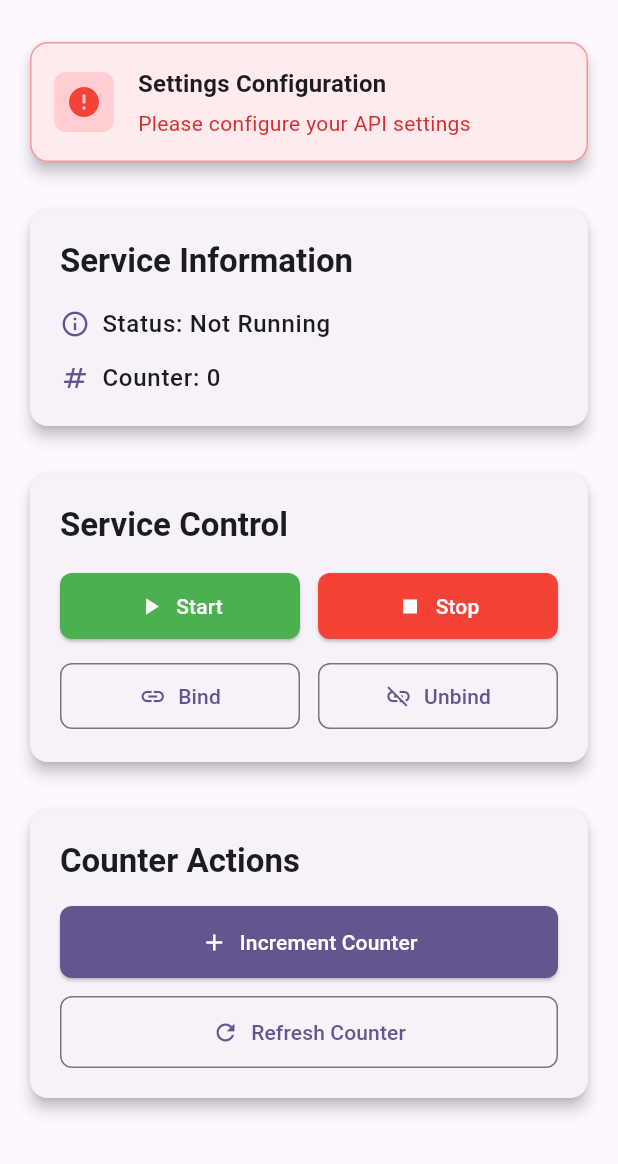
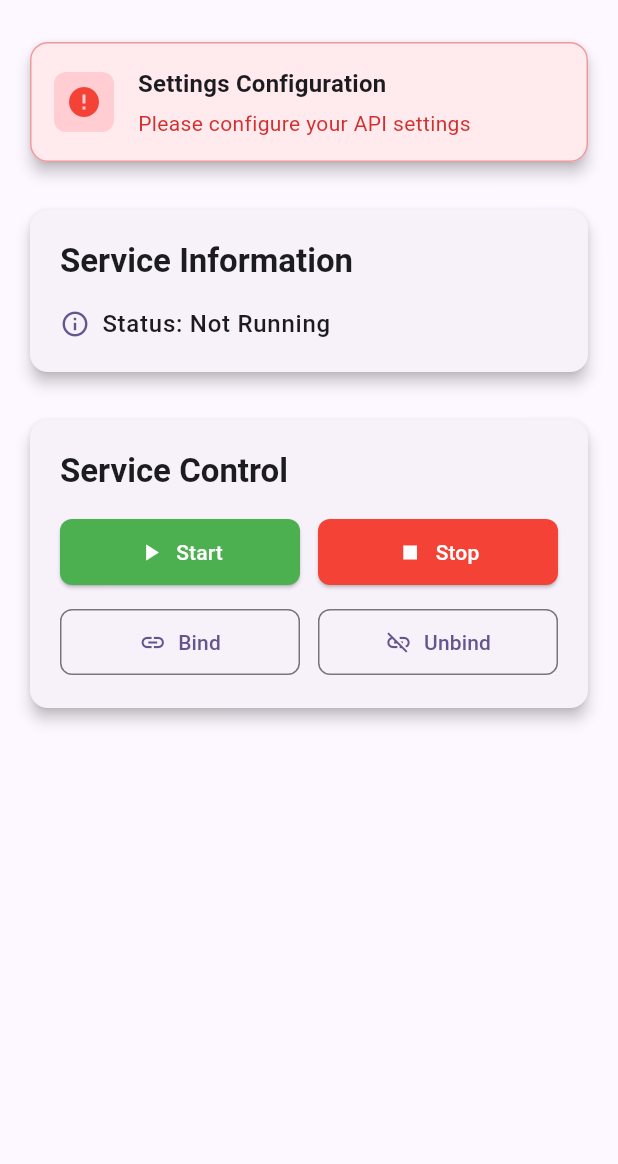
Before and after one commit to DiLRandI/sms-to-api, a Flutter app: the screen it shows after launch, on a phone screen of 412 x 824 dp, the part 72-1236 px from its top. Run offline on Flutter 3.47's test engine with Material 3 defaults, Android fonts, the phone set to English and light mode, and no system bars; our stand-ins replace shared_preferences.

Commit message:
feat: Refactor service channel names and remove counter functionality in home screen

```diff
--- a/lib/screen/home.dart
+++ b/lib/screen/home.dart
@@ -58,10 +58,9 @@ class _MyHomePageState extends State<MyHomePage> {
   }
 
   static const MethodChannel _channel = MethodChannel(
-    'com.github.dilrandi.sms_to_api_service/counter',
+    'com.github.dilrandi.sms_to_api_service/sms_forwarding',
   );
 
-  int _counter = 0;
   String _serviceStatus = 'Not Running'; // Initial status
 
   @override
@@ -81,7 +80,9 @@ class _MyHomePageState extends State<MyHomePage> {
 
   Future<void> _startService() async {
     try {
-      final String result = await _channel.invokeMethod('startCounterService');
+      final String result = await _channel.invokeMethod(
+        'startSmsForwardingService',
+      );
       setState(() {
         _serviceStatus = result;
       });
@@ -98,10 +99,11 @@ class _MyHomePageState extends State<MyHomePage> {
   // Method to stop the native Android foreground service
   Future<void> _stopService() async {
     try {
-      final String result = await _channel.invokeMethod('stopCounterService');
+      final String result = await _channel.invokeMethod(
+        'stopSmsForwardingService',
+      );
       setState(() {
         _serviceStatus = result;
-        _counter = 0; // Reset counter when service stops
       });
       _showSnackBar("Service stopped: $result");
     } on PlatformException catch (e) {
@@ -116,7 +118,9 @@ class _MyHomePageState extends State<MyHomePage> {
   // Method to bind to the native Android service
   Future<void> _bindService() async {
     try {
-      final String result = await _channel.invokeMethod('bindCounterService');
+      final String result = await _channel.invokeMethod(
+        'bindSmsForwardingService',
+      );
       setState(() {
         _serviceStatus = result;
       });
@@ -133,7 +137,9 @@ class _MyHomePageState extends State<MyHomePage> {
   // Method to unbind from the native Android service
   Future<void> _unbindService() async {
     try {
-      final String result = await _channel.invokeMethod('unbindCounterService');
+      final String result = await _channel.invokeMethod(
+        'unbindSmsForwardingService',
+      );
       setState(() {
         _serviceStatus = result;
       });
@@ -144,32 +150,6 @@ class _MyHomePageState extends State<MyHomePage> {
       });
       debugPrint("Failed to unbind service: ${e.message}");
       _showSnackBar("Error unbinding service: ${e.message}");
-    }
-  }
-
-  // Method to increment the counter in the native Android service
-  Future<void> _incrementCounter() async {
-    try {
-      final int result = await _channel.invokeMethod('incrementCounter');
-      setState(() {
-        _counter = result;
-      });
-    } on PlatformException catch (e) {
-      debugPrint("Failed to increment counter: '${e.message}'");
-      _showSnackBar("Error: ${e.message}");
-    }
-  }
-
-  // Method to get the current counter value from the native Android service
-  Future<void> _getCounter() async {
-    try {
-      final int result = await _channel.invokeMethod('getCounter');
-      setState(() {
-        _counter = result;
-      });
-    } on PlatformException catch (e) {
-      debugPrint("Failed to get counter: '${e.message}'");
-      _showSnackBar("Error: ${e.message}");
     }
   }
 
@@ -377,23 +357,6 @@ class _MyHomePageState extends State<MyHomePage> {
                 ),
               ],
             ),
-            const SizedBox(height: 12),
-            Row(
-              children: [
-                Icon(
-                  Icons.numbers,
-                  color: Theme.of(context).primaryColor,
-                  size: 20,
-                ),
-                const SizedBox(width: 8),
-                Text(
-                  'Counter: $_counter',
-                  style: Theme.of(
-                    context,
-                  ).textTheme.bodyLarge?.copyWith(fontWeight: FontWeight.w500),
-                ),
-              ],
-            ),
           ],
         ),
       ),
@@ -482,59 +445,6 @@ class _MyHomePageState extends State<MyHomePage> {
                   ),
                 ),
               ],
-            ),
-          ],
-        ),
-      ),
-    );
-  }
-
-  Widget _buildCounterActionsSection() {
-    return Card(
-      elevation: 4,
-      shape: RoundedRectangleBorder(borderRadius: BorderRadius.circular(12)),
-      child: Padding(
-        padding: const EdgeInsets.all(20),
-        child: Column(
-          crossAxisAlignment: CrossAxisAlignment.start,
-          children: [
-            Text(
-              'Counter Actions',
-              style: Theme.of(
-                context,
-              ).textTheme.titleLarge?.copyWith(fontWeight: FontWeight.bold),
-            ),
-            const SizedBox(height: 16),
-            SizedBox(
-              width: double.infinity,
-              child: ElevatedButton.icon(
-                onPressed: _incrementCounter,
-                icon: const Icon(Icons.add),
-                label: const Text('Increment Counter'),
-                style: ElevatedButton.styleFrom(
-                  backgroundColor: Theme.of(context).primaryColor,
-                  foregroundColor: Colors.white,
-                  padding: const EdgeInsets.symmetric(vertical: 14),
-                  shape: RoundedRectangleBorder(
-                    borderRadius: BorderRadius.circular(8),
-                  ),
-                ),
-              ),
-            ),
-            const SizedBox(height: 12),
-            SizedBox(
-              width: double.infinity,
-              child: OutlinedButton.icon(
-                onPressed: _getCounter,
-                icon: const Icon(Icons.refresh),
-                label: const Text('Refresh Counter'),
-                style: OutlinedButton.styleFrom(
-                  padding: const EdgeInsets.symmetric(vertical: 14),
-                  shape: RoundedRectangleBorder(
-                    borderRadius: BorderRadius.circular(8),
-                  ),
-                ),
-              ),
             ),
           ],
         ),
@@ -635,11 +545,6 @@ class _MyHomePageState extends State<MyHomePage> {
 
             // Service Control Section
             _buildServiceControlSection(),
-
-            const SizedBox(height: 24),
-
-            // Counter Actions Section
-            _buildCounterActionsSection(),
           ],
         ),
       ),
```
Also changed, not shown: 1 other file.
